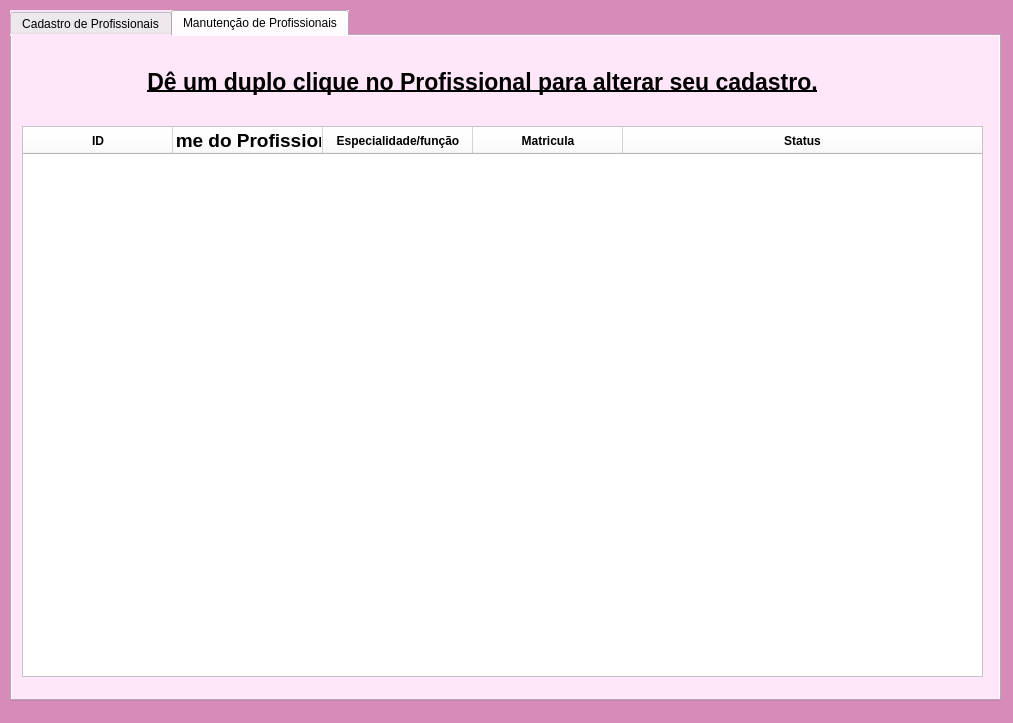
JVwolfart/PROJETO-SALAO-JOVEM-PROGRAMADOR, file telas_duda/profissionais.ui: the form before one commit.
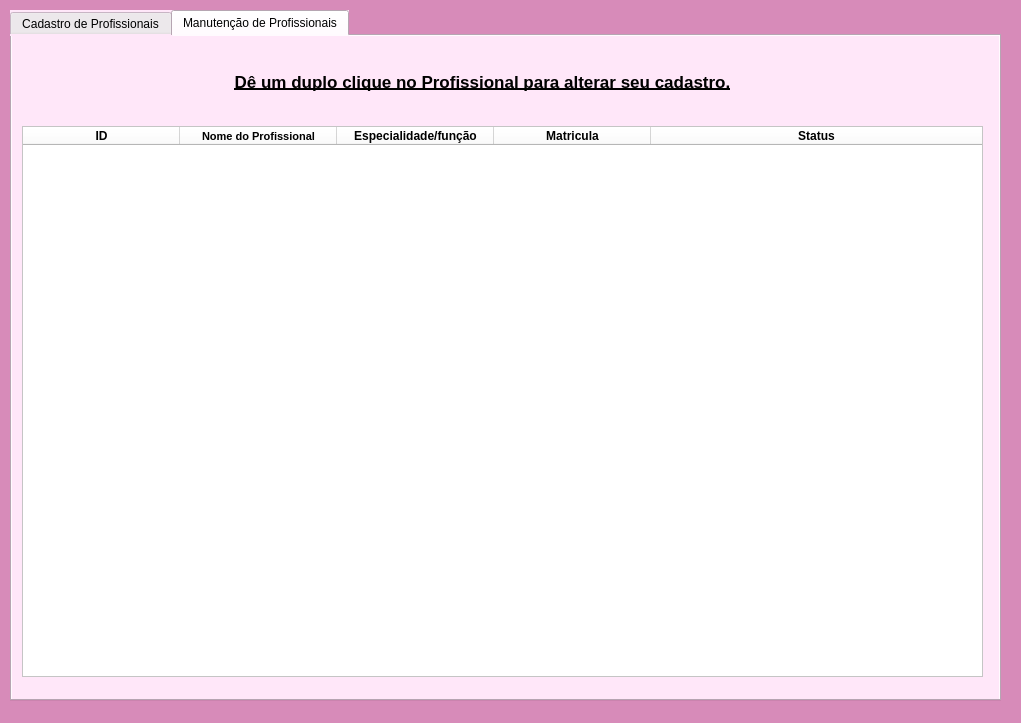
The form after the commit. The open tabs and pages were chosen to show the change. Icons and pictures are not drawn.

```diff
--- a/telas_duda/profissionais.ui
+++ b/telas_duda/profissionais.ui
@@ -12,7 +12,7 @@
    <rect>
     <x>0</x>
     <y>0</y>
-    <width>1013</width>
+    <width>1021</width>
     <height>723</height>
    </rect>
   </property>
@@ -285,7 +285,7 @@
       </property>
       <property name="font">
        <font>
-        <pointsize>17</pointsize>
+        <pointsize>13</pointsize>
         <weight>75</weight>
         <bold>true</bold>
         <underline>true</underline>
@@ -346,7 +346,7 @@
        <bool>false</bool>
       </property>
       <attribute name="horizontalHeaderDefaultSectionSize">
-       <number>150</number>
+       <number>157</number>
       </attribute>
       <attribute name="horizontalHeaderShowSortIndicator" stdset="0">
        <bool>false</bool>
@@ -374,7 +374,7 @@
        </property>
        <property name="font">
         <font>
-         <pointsize>14</pointsize>
+         <pointsize>8</pointsize>
          <weight>75</weight>
          <bold>true</bold>
         </font>
```
Left out of the diff: 2 changed lines with no effect on the pictures.
